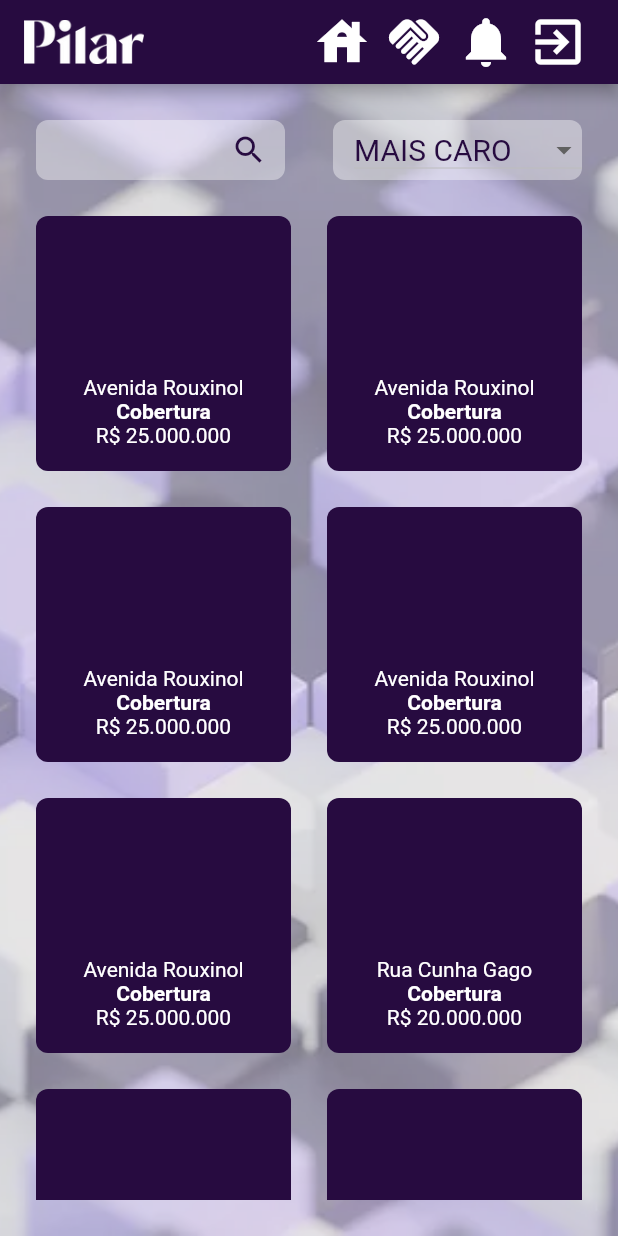
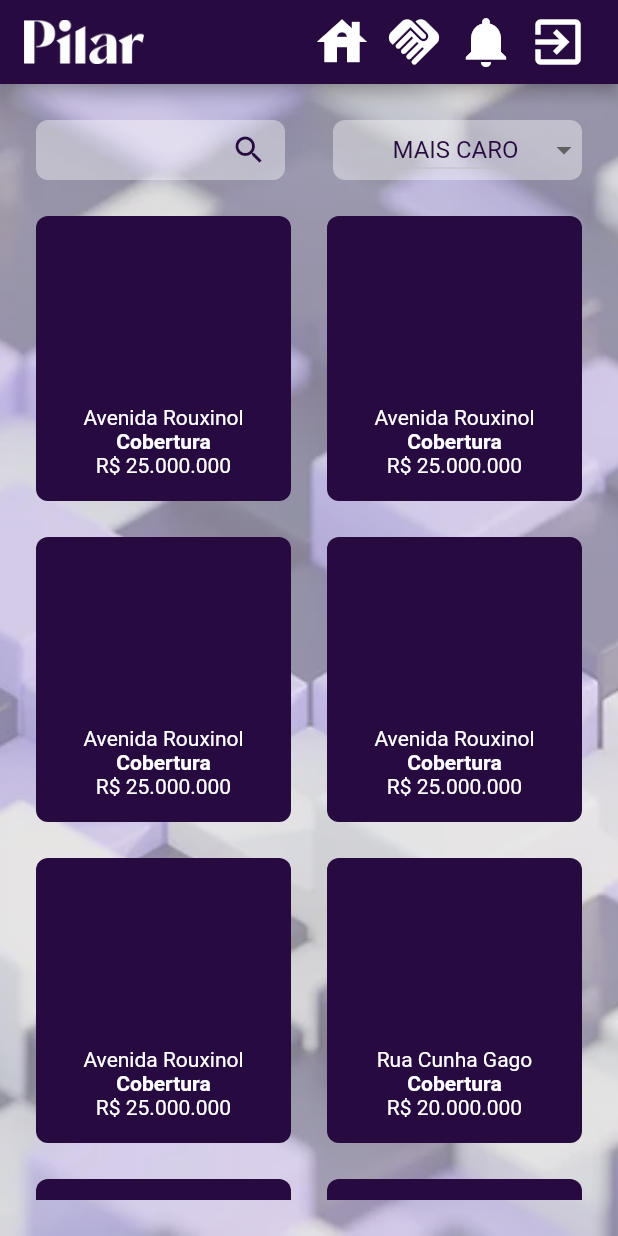
Before and after one commit to anitaspieker/pilar, a Flutter app: the screen it shows after launch, on a phone screen of 412 x 824 dp. Run offline on Flutter 3.47's test engine with Material 2 defaults, Android fonts, the phone set to English and light mode, and no system bars; our stand-ins replace get_it; network calls fail.

Commit message:
fixed layout

```diff
--- a/lib/app/features/home/presenter/home_view.dart
+++ b/lib/app/features/home/presenter/home_view.dart
@@ -72,7 +72,7 @@ class _HomeViewState extends State<HomeView> {
                             child: GridView.builder(
                               shrinkWrap: true,
                               itemCount: data.properties?.length,
-                              gridDelegate: const SliverGridDelegateWithMaxCrossAxisExtent(maxCrossAxisExtent: 200, crossAxisSpacing: DSSizes.medium, mainAxisSpacing: DSSizes.medium),
+                              gridDelegate: const SliverGridDelegateWithMaxCrossAxisExtent(maxCrossAxisExtent: 200, mainAxisExtent: 190, crossAxisSpacing: DSSizes.medium, mainAxisSpacing: DSSizes.medium),
                               itemBuilder: (BuildContext ctx, index) {
                                 var currentProperty = data.properties![index];
                                 return PropertyCard(image: currentProperty.images?.first.url, address: currentProperty.address, type: currentProperty.propertyType, price: currentProperty.askingPrice, bedrooms: currentProperty.bedrooms, suites: currentProperty.suites, parkingSpots: currentProperty.parkingSpots);
--- a/lib/core/design_system/dropdown/dropdown.dart
+++ b/lib/core/design_system/dropdown/dropdown.dart
@@ -44,7 +44,7 @@ class _DropdownState extends State<Dropdown> {
             widget.onChanged?.call(newValue.toString());
           },
           dropdownColor: DSColors.transparentWhite,
-          style: const TextStyle(fontSize: DSSizes.small + DSSizes.megaSmall, color: DSColors.primaryPurple),
+          style: const TextStyle(fontSize: DSSizes.small, color: DSColors.primaryPurple),
         ),
       ),
     );
--- a/lib/core/design_system/property_card/property_card.dart
+++ b/lib/core/design_system/property_card/property_card.dart
@@ -38,7 +38,7 @@ class PropertyCard extends StatelessWidget {
             ),
           ),
           Padding(
-            padding: EdgeInsets.only(left: DSSizes.extraSmall, right: DSSizes.extraSmall, bottom: showSpecifications ? DSSizes.megaSmall : DSSizes.small),
+            padding: const EdgeInsets.symmetric(horizontal: DSSizes.extraSmall),
             child: Column(
               children: [
                 Text(
@@ -58,7 +58,8 @@ class PropertyCard extends StatelessWidget {
                   Text(
                     "${bedrooms}QT ${suites}ST ${parkingSpots}VG",
                     style: const TextStyle(color: DSColors.white),
-                  )
+                  ),
+                SizedBox(height: showSpecifications ?  DSSizes.extraSmall : DSSizes.small)
               ],
             ),
           )
```
